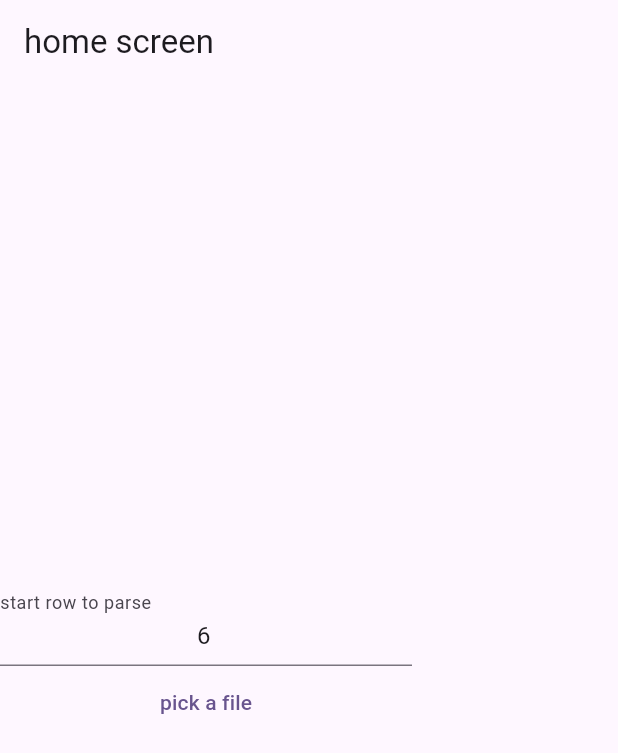
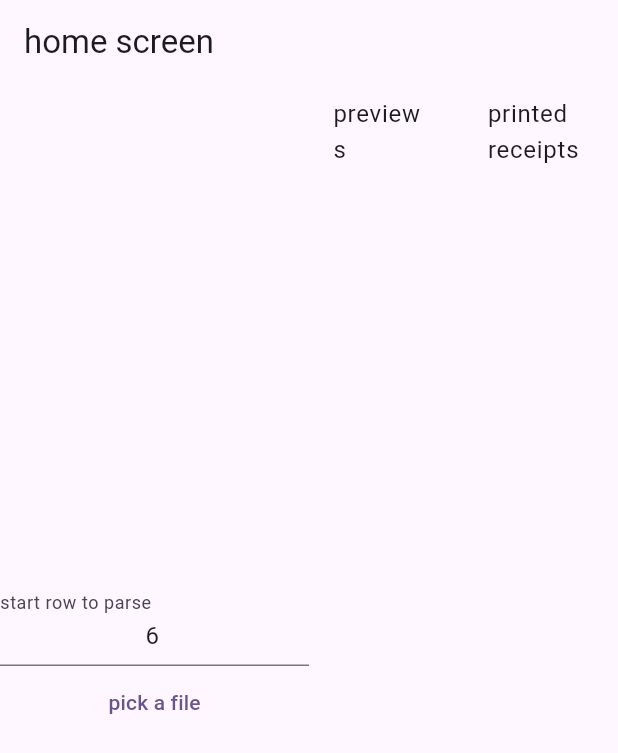
Before and after one commit to kechankrisna/freelance_invoice, a Flutter app: the screen it shows after launch, on a phone screen of 412 x 824 dp. Shown: the top 753 px of the screen. Run offline on Flutter 3.47's test engine with Material 2 defaults, Android fonts, the phone set to English and light mode, and no system bars; our stand-ins replace file_picker, go_router, logger; missing offline and left inert: esc_pos_utils_plus, excel, pos_printer_manager, webcontent_converter.

Commit message:
initialize printed function

```diff
--- /dev/null
+++ b/lib/printer_service.dart
@@ -0,0 +1,65 @@
+import 'dart:async';
+import 'dart:typed_data';
+import 'package:esc_pos_utils_plus/esc_pos_utils.dart';
+import 'package:freelance_invoice/services.dart';
+import 'package:image/image.dart' as img;
+
+import 'package:pos_printer_manager/pos_printer_manager.dart';
+
+class PrinterService {
+  static CapabilityProfile? profile;
+  static FutureOr<void> initialize() async {
+    if (profile == null) {
+      /// ensure printer profile is loaded
+      await CapabilityProfile.ensureProfileLoaded();
+      profile = (await CapabilityProfile.getAvailableProfiles()).first;
+    }
+  }
+
+  static FutureOr printRawImages(List<Uint8List> receipts) async {
+    final printer = NetWorkPrinter();
+    final paperSize = PaperSize.mm80;
+    final service = NetworkPrinterManager(printer, paperSize, profile!);
+
+    try {
+      await service.connect();
+
+      for (var receipt in receipts) {
+        var bytes = await generateReceiptBytes(receipt: receipt);
+        await service.writeBytes(bytes, isDisconnect: false);
+      }
+
+      service.disconnect();
+    } catch (error) {
+      AppService.logger.e("PRINT RAW IMAGE", error: error);
+    }
+  }
+
+  static Future<List<int>> generateReceiptBytes({
+    required Uint8List receipt,
+    PaperSize paperSize = PaperSize.mm80,
+    CapabilityProfile? profile,
+    bool drawer = false,
+    bool beep = false,
+  }) async {
+    List<int> bytes = [];
+    final _profile = profile ?? (await CapabilityProfile.load());
+
+    Generator generator = Generator(paperSize, _profile);
+    if (receipt.isNotEmpty) {
+      final img.Image _resize =
+          img.copyResize(img.decodeImage(receipt)!, width: paperSize.width);
+      bytes += generator.image(_resize);
+      bytes += generator.feed(2);
+      bytes += generator.cut();
+    }
+    if (beep) {
+      bytes += generator.beep();
+    }
+    if (drawer) {
+      bytes += generator.drawer();
+    }
+
+    return bytes;
+  }
+}
--- a/lib/screens/home_screen.dart
+++ b/lib/screens/home_screen.dart
@@ -3,6 +3,7 @@ import 'package:file_picker/file_picker.dart';
 import 'package:flutter/material.dart';
 import 'package:freelance_invoice/models/sale.dart';
 import 'package:freelance_invoice/models/sale_item.dart';
+import 'package:freelance_invoice/printer_service.dart';
 import 'package:freelance_invoice/services.dart';
 import 'package:freelance_invoice/template_service.dart';
 import 'dart:io' as io;
@@ -24,8 +25,10 @@ class _HomeScreenState extends State<HomeScreen> {
   String? _excelInfo;
   List<Sale> _sales = [];
   List<Sale> _previews = [];
+  List<Sale> _printed = [];
 
   late ScrollController previewScrollController = ScrollController();
+  late ScrollController printedScrollController = ScrollController();
 
   @override
   Widget build(BuildContext context) {
@@ -72,12 +75,39 @@ class _HomeScreenState extends State<HomeScreen> {
             ),
           ),
           Flexible(
-              flex: 1,
-              child: ListView.builder(
-                  controller: previewScrollController,
-                  itemCount: _previews.length,
-                  itemBuilder: (_, i) =>
-                      Text("${i + 1} (${_previews[i].invoice})"))),
+            flex: 1,
+            child: Column(
+              children: [
+                ListTile(
+                  title: Text("previews"),
+                ),
+                Expanded(
+                  child: ListView.builder(
+                      controller: previewScrollController,
+                      itemCount: _previews.length,
+                      itemBuilder: (_, i) =>
+                          Text("${i + 1} (${_previews[i].invoice})")),
+                )
+              ],
+            ),
+          ),
+          Flexible(
+            flex: 1,
+            child: Column(
+              children: [
+                ListTile(
+                  title: Text("printed receipts"),
+                ),
+                Expanded(
+                  child: ListView.builder(
+                      controller: printedScrollController,
+                      itemCount: _printed.length,
+                      itemBuilder: (_, i) =>
+                          Text("${i + 1} (${_printed[i].invoice})")),
+                )
+              ],
+            ),
+          ),
         ],
       ),
     );
@@ -170,4 +200,29 @@ class _HomeScreenState extends State<HomeScreen> {
     }
     // print("content $content");
   }
+
+  printESC() async {
+    setState(() {
+      printedScrollController
+          .jumpTo(printedScrollController.position.minScrollExtent);
+      _previews = [];
+    });
+    for (var sale in _sales) {
+      var content = await TemplateService.generateInvoiceHtml(sale);
+
+      // WebcontentConverter.printPreview(content: content);
+      var img = await WebcontentConverter.contentToImage(content: content);
+      PrinterService.printRawImages([img]);
+      // var fileImg = io.File(
+      //     p.join(io.Directory.current.path, "screenshots/${sale.invoice}.png"));
+      // await fileImg.writeAsBytes(img);
+      setState(() {
+        _printed.add(sale);
+      });
+      printedScrollController
+          .jumpTo(printedScrollController.position.maxScrollExtent);
+      // print(fileImg.path);
+    }
+    // print("content $content");
+  }
 }
--- a/pubspec.yaml
+++ b/pubspec.yaml
@@ -47,6 +47,8 @@ dependencies:
     git:
       url: https://github.com/kechankrisna/pos_printer_manager.git
       ref: master
+  image: ^4.0.17
+  esc_pos_utils_plus: ^2.0.2
 
 dev_dependencies:
   flutter_test:
```
Also changed, not shown: pubspec.lock, 2 other files.
